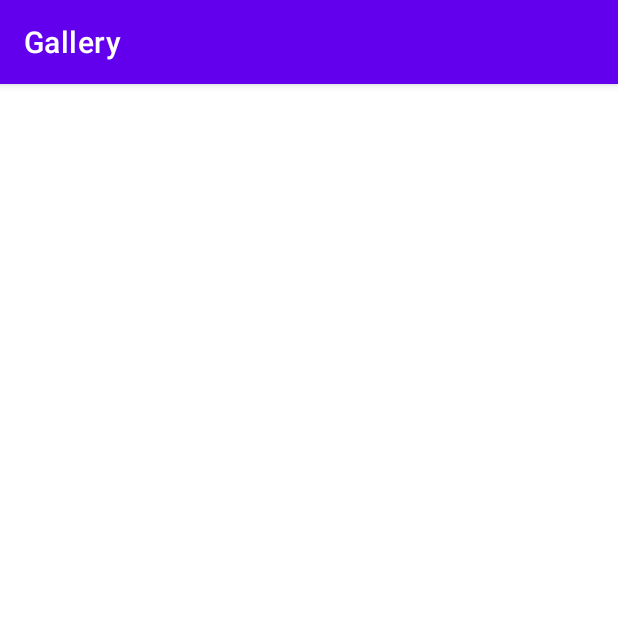
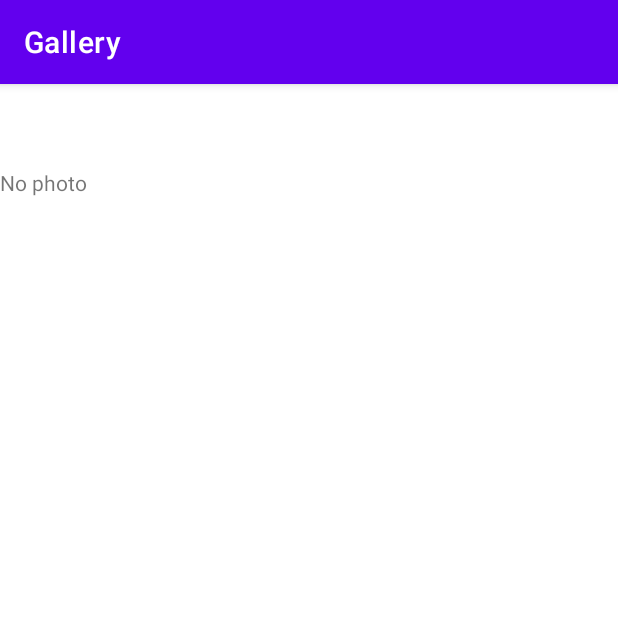
Before and after one commit to gkwls1012/campweek1, an Android app: the Fragment2 screen opened through its navigation route, on a phone screen of 412 x 824 dp, the top half of it. Run offline under Robolectric (Android 15) with nearby library versions, the phone set to English and light mode, and no system bars; our stand-ins replace navigation-ui.

Commit message:
fragment3 done

```diff
--- a/app/src/main/java/com/example/myapplication/ui/Tab2/Fragment2.kt
+++ b/app/src/main/java/com/example/myapplication/ui/Tab2/Fragment2.kt
@@ -12,6 +12,8 @@ import android.database.Cursor
 import android.net.Uri
 import android.provider.MediaStore
 import androidx.loader.content.CursorLoader
+import android.widget.TextView
+
 
 
 class Fragment2 : Fragment() {
@@ -20,6 +22,9 @@ class Fragment2 : Fragment() {
     private val binding get() = _binding!!
     private lateinit var gridView: GridView
     private lateinit var imageAdapter: ImageAdapter
+    private var noPhotoTextView: TextView? = null
+
+
 
     override fun onCreateView(
         inflater: LayoutInflater,
@@ -30,19 +35,31 @@ class Fragment2 : Fragment() {
         val root: View = binding.root
 
         gridView = binding.gridView
-        imageAdapter = ImageAdapter(
-            requireContext(),
-            getImages(requireContext())
-        )
+        val images = getImages(requireContext())
+        imageAdapter = ImageAdapter(requireContext(), images)
 
         gridView.adapter = imageAdapter
+
+        noPhotoTextView = binding.noPhotoTextView
+
+        if (images.isEmpty()) {
+            gridView.visibility = View.GONE
+            noPhotoTextView?.visibility = View.VISIBLE
+        } else {
+            gridView.visibility = View.VISIBLE
+            noPhotoTextView?.visibility = View.GONE
+        }
 
         return root
     }
 
+
+
+
     override fun onDestroyView() {
         super.onDestroyView()
         _binding = null
+        noPhotoTextView = null
     }
 
 
--- a/app/src/main/java/com/example/myapplication/ui/Tab3/Fragment3.kt
+++ b/app/src/main/java/com/example/myapplication/ui/Tab3/Fragment3.kt
@@ -73,9 +73,10 @@ class Fragment3 : Fragment() {
 
         val random = Random.nextInt(10, 51)
         if (clickCount >= random) {
-            shapeImageView.setImageResource(R.drawable.star_shape)
+            shapeImageView.setImageResource(R.drawable.star)
             restartButton.visibility = View.VISIBLE
             shapeImageView.isEnabled = false
+
         }
 
         vibrateDevice()
--- a/app/src/main/res/layout/fragment_2.xml
+++ b/app/src/main/res/layout/fragment_2.xml
@@ -5,6 +5,13 @@
     android:layout_width="match_parent"
     android:layout_height="match_parent"
     tools:context=".ui.Tab2.Fragment2">
+
+    <TextView
+        android:id="@+id/noPhotoTextView"
+        android:layout_width="match_parent"
+        android:layout_height="wrap_content"
+        android:text="No photo"
+        android:visibility="gone" />
 
     <TextView
         android:id="@+id/text_dashboard"
```
